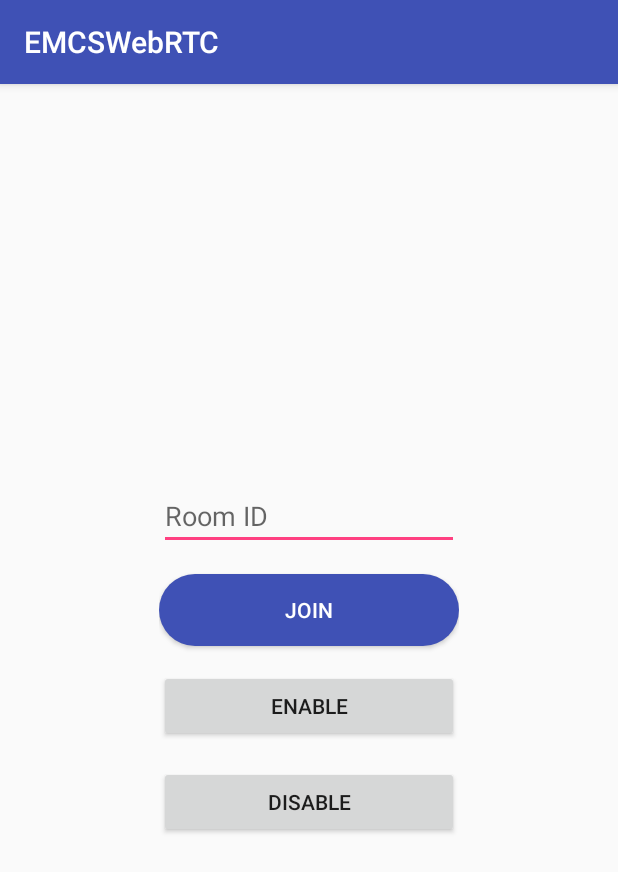
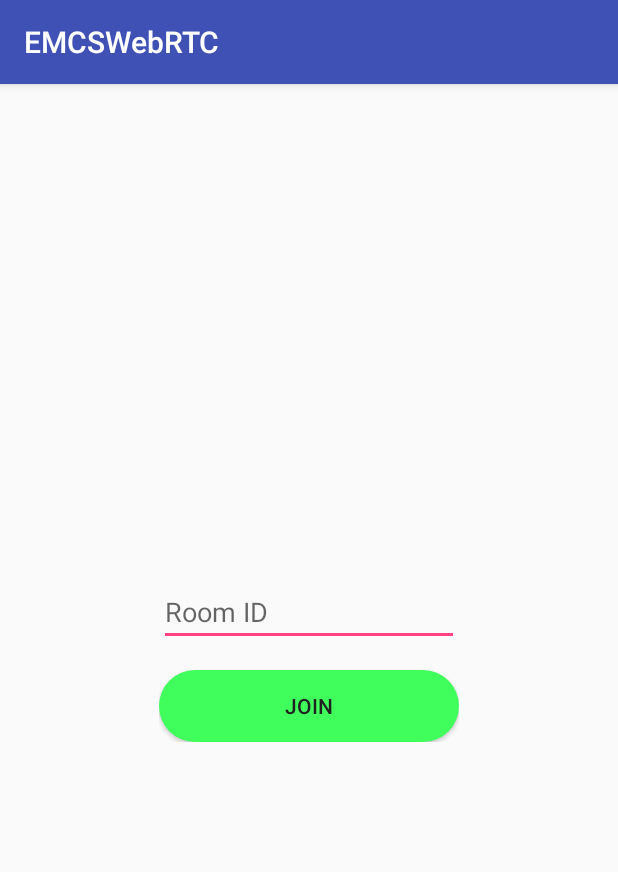
Before and after one commit to nakharin/EMCSWebRTC, an Android app: the screen it shows after launch (MainActivity), on a phone screen of 412 x 824 dp. Shown: the top 872 px of the screen. Run offline under Robolectric (Android 15) with nearby library versions, the phone set to English and light mode, and no system bars.

Commit message:
- Added ripple color

```diff
--- a/app/src/main/java/com/emcsthai/mobile/webrtc/MainActivity.java
+++ b/app/src/main/java/com/emcsthai/mobile/webrtc/MainActivity.java
@@ -23,9 +23,6 @@ public class MainActivity extends AppCompatActivity {
 
     private AppCompatButton btnJoin;
 
-    private AppCompatButton btnEnable;
-    private AppCompatButton btnDisable;
-
     private ProgressDialog progressDialog;
 
     @Override
@@ -36,8 +33,6 @@ public class MainActivity extends AppCompatActivity {
         initWidgets();
 
         btnJoin.setOnClickListener(onClickListener);
-        btnEnable.setOnClickListener(onClickListener);
-        btnDisable.setOnClickListener(onClickListener);
         edtRoomId.setOnEditorActionListener(onEditorActionListener);
     }
 
@@ -50,8 +45,6 @@ public class MainActivity extends AppCompatActivity {
         edtRoomId = findViewById(R.id.edtRoomId);
 
         btnJoin = findViewById(R.id.btnJoin);
-        btnEnable = findViewById(R.id.btnEnable);
-        btnDisable = findViewById(R.id.btnDisable);
 
         progressDialog = new ProgressDialog(MainActivity.this);
         progressDialog.setTitle("");
@@ -78,16 +71,6 @@ public class MainActivity extends AppCompatActivity {
         if (v == btnJoin) {
             checkJoinRoom();
         }
-
-        if (v == btnEnable) {
-            btnJoin.setEnabled(true);
-            btnJoin.setBackgroundDrawable(ContextCompat.getDrawable(this, R.drawable.btn_active_selector));
-        }
-
-        if (v == btnDisable) {
-            btnJoin.setEnabled(false);
-            btnJoin.setBackgroundDrawable(ContextCompat.getDrawable(this, R.drawable.btn_active_disable));
-        }
     };
 
     private TextView.OnEditorActionListener onEditorActionListener = (v, actionId, event) -> {
--- a/app/src/main/res/drawable-v21/btn_active_selector.xml
+++ /dev/null
@@ -1,10 +0,0 @@
-<?xml version="1.0" encoding="utf-8"?>
-<ripple
-    xmlns:android="http://schemas.android.com/apk/res/android"
-    android:color="@color/colorGreen">
-    <item
-        android:id="@android:id/mask"
-        android:drawable="@drawable/btn_active_pressed"/>
-
-    <item android:drawable="@drawable/btn_active_normal"/>
-</ripple>
--- /dev/null
+++ b/app/src/main/res/drawable-v21/btn_join_selector.xml
@@ -0,0 +1,29 @@
+<?xml version="1.0" encoding="utf-8"?>
+<ripple
+    xmlns:android="http://schemas.android.com/apk/res/android"
+    android:color="@color/cardview_shadow_start_color">
+
+    <item>
+
+        <selector>
+
+            <item
+                android:state_enabled="false"
+                android:state_pressed="false"
+                android:drawable="@drawable/btn_join_disable" />
+
+            <item android:state_enabled="true"
+                android:state_pressed="false"
+                android:drawable="@drawable/btn_join_normal" />
+
+            <item
+                android:id="@android:id/mask"
+                android:state_enabled="true"
+                android:state_pressed="true"
+                android:drawable="@drawable/btn_join_pressed" />
+
+        </selector>
+
+    </item>
+
+</ripple>
--- a/app/src/main/res/drawable/btn_active_normal.xml
+++ b/app/src/main/res/drawable/btn_join_normal.xml
@@ -4,5 +4,6 @@
 
     <corners android:radius="@dimen/my_button_corner" />
 
-    <solid android:color="@color/colorPrimary" />
+    <solid android:color="@color/colorGreen" />
+
 </shape>
--- a/app/src/main/res/drawable/btn_active_pressed.xml
+++ b/app/src/main/res/drawable/btn_join_pressed.xml
@@ -4,5 +4,6 @@
 
     <corners android:radius="@dimen/my_button_corner" />
 
-    <solid android:color="@color/colorPrimaryDark" />
+    <solid android:color="@color/colorGreenDark" />
+
 </shape>
--- a/app/src/main/res/drawable/btn_active_selector.xml
+++ b/app/src/main/res/drawable/btn_join_selector.xml
@@ -4,15 +4,15 @@
     <item
         android:state_enabled="false"
         android:state_pressed="false"
-        android:drawable="@drawable/btn_active_disable" />
+        android:drawable="@drawable/btn_join_disable" />
 
     <item android:state_enabled="true"
         android:state_pressed="false"
-        android:drawable="@drawable/btn_active_normal" />
+        android:drawable="@drawable/btn_join_normal" />
 
     <item
         android:state_enabled="true"
         android:state_pressed="true"
-        android:drawable="@drawable/btn_active_pressed" />
+        android:drawable="@drawable/btn_join_pressed" />
 
 </selector>
--- a/app/src/main/res/layout/activity_main.xml
+++ b/app/src/main/res/layout/activity_main.xml
@@ -36,28 +36,13 @@
 
                 <android.support.v7.widget.AppCompatButton
                     android:id="@+id/btnJoin"
-                    style="@style/MyButton.Active"
+                    style="@style/MyButton.Join"
                     android:layout_marginTop="16dp"
                     android:layout_width="match_parent"
                     android:layout_height="wrap_content"
+                    android:enabled="true"
                     android:layout_gravity="center"
                     android:text="Join" />
-
-                <android.support.v7.widget.AppCompatButton
-                    android:id="@+id/btnEnable"
-                    android:layout_marginTop="16dp"
-                    android:layout_width="match_parent"
-                    android:layout_height="wrap_content"
-                    android:layout_gravity="center"
-                    android:text="Enable" />
-
-                <android.support.v7.widget.AppCompatButton
-                    android:id="@+id/btnDisable"
-                    android:layout_marginTop="16dp"
-                    android:layout_width="match_parent"
-                    android:layout_height="wrap_content"
-                    android:layout_gravity="center"
-                    android:text="Disable" />
 
             </LinearLayout>
 
--- a/app/src/main/res/layout/activity_video_call_half_screen.xml
+++ b/app/src/main/res/layout/activity_video_call_half_screen.xml
@@ -75,7 +75,7 @@
 
             <ImageView
                 android:id="@+id/imgHangUp"
-                style="@style/RippleBackground"
+                style="@style/MyRippleSelectableItem.Background.Borderless"
                 android:layout_width="wrap_content"
                 android:layout_height="wrap_content"
                 android:src="@mipmap/ic_hang_up" />
@@ -86,7 +86,7 @@
 
             <ImageView
                 android:id="@+id/imgSwitchCamera"
-                style="@style/RippleBackground"
+                style="@style/MyRippleSelectableItem.Background.Borderless"
                 android:layout_width="wrap_content"
                 android:layout_height="wrap_content"
                 android:src="@mipmap/ic_switch_camera" />
@@ -97,7 +97,7 @@
 
             <ImageView
                 android:id="@+id/imgMute"
-                style="@style/RippleBackground"
+                style="@style/MyRippleSelectableItem.Background.Borderless"
                 android:layout_width="wrap_content"
                 android:layout_height="wrap_content"
                 android:src="@mipmap/ic_mic_on" />
--- a/app/src/main/res/layout/activity_video_call_local_screen.xml
+++ b/app/src/main/res/layout/activity_video_call_local_screen.xml
@@ -77,7 +77,7 @@
 
             <ImageView
                 android:id="@+id/imgHangUp"
-                style="@style/RippleBackground"
+                style="@style/MyRippleSelectableItem.Background.Borderless"
                 android:layout_width="wrap_content"
                 android:layout_height="wrap_content"
                 android:src="@mipmap/ic_hang_up" />
@@ -88,7 +88,7 @@
 
             <ImageView
                 android:id="@+id/imgSwitchCamera"
-                style="@style/RippleBackground"
+                style="@style/MyRippleSelectableItem.Background.Borderless"
                 android:layout_width="wrap_content"
                 android:layout_height="wrap_content"
                 android:src="@mipmap/ic_switch_camera" />
@@ -99,7 +99,7 @@
 
             <ImageView
                 android:id="@+id/imgMute"
-                style="@style/RippleBackground"
+                style="@style/MyRippleSelectableItem.Background.Borderless"
                 android:layout_width="wrap_content"
                 android:layout_height="wrap_content"
                 android:src="@mipmap/ic_mic_on" />
--- a/app/src/main/res/layout/activity_video_call_remote_screen.xml
+++ b/app/src/main/res/layout/activity_video_call_remote_screen.xml
@@ -77,7 +77,7 @@
 
             <ImageView
                 android:id="@+id/imgHangUp"
-                style="@style/RippleBackground"
+                style="@style/MyRippleSelectableItem.Background.Borderless"
                 android:layout_width="wrap_content"
                 android:layout_height="wrap_content"
                 android:src="@mipmap/ic_hang_up" />
@@ -88,7 +88,7 @@
 
             <ImageView
                 android:id="@+id/imgSwitchCamera"
-                style="@style/RippleBackground"
+                style="@style/MyRippleSelectableItem.Background.Borderless"
                 android:layout_width="wrap_content"
                 android:layout_height="wrap_content"
                 android:src="@mipmap/ic_switch_camera" />
@@ -99,7 +99,7 @@
 
             <ImageView
                 android:id="@+id/imgMute"
-                style="@style/RippleBackground"
+                style="@style/MyRippleSelectableItem.Background.Borderless"
                 android:layout_width="wrap_content"
                 android:layout_height="wrap_content"
                 android:src="@mipmap/ic_mic_on" />
--- a/app/src/main/res/values/colors.xml
+++ b/app/src/main/res/values/colors.xml
@@ -3,11 +3,21 @@
     <color name="colorPrimary">#3F51B5</color>
     <color name="colorPrimaryDark">#303F9F</color>
     <color name="colorAccent">#FF4081</color>
+
     <color name="colorWhite">#FFFFFF</color>
     <color name="colorGreen">#40FF5D</color>
+    <color name="colorGreenDark">#388E3C</color>
+    <color name="colorRed">#F44336</color>
     <color name="colorGray">#808080</color>
-
     <color name="colorBlack">#55000000</color>
     <color name="colorOverlayBlack">#42000000</color> <!--26% black-->
     <color name="colorOverlayBlackLight">#8A000000</color> <!--54% black-->
+
+    <color name="colorTextHeader">#212121</color>
+    <color name="colorTextHeader2">#212121</color>
+    <color name="colorTextTitle">#212121</color>
+    <color name="colorTextBody">#757575</color>
+    <color name="colorTextBody2">#212121</color>
+
+    <color name="colorRipple">#509EF7</color>
 </resources>
--- a/app/src/main/res/values/styles.xml
+++ b/app/src/main/res/values/styles.xml
@@ -9,17 +9,13 @@
         <item name="cardViewStyle">@style/CardView</item>
     </style>
 
-    <style name="RippleBackground">
-        <item name="android:focusable">true</item>
-        <item name="android:clickable">true</item>
-        <item name="android:background">?android:attr/selectableItemBackgroundBorderless</item>
-    </style>
-
     <style name="FullScreenDialogStyle" parent="AppTheme">
         <item name="android:windowNoTitle">true</item>
         <item name="android:windowFullscreen">true</item>
         <item name="android:windowIsFloating">false</item>
     </style>
+
+    <!-- Button -->
 
     <style name="MyButton">
         <item name="android:stateListAnimator">@null</item>
@@ -27,9 +23,26 @@
         <item name="android:textSize">14sp</item>
     </style>
 
-    <style name="MyButton.Active">
-        <item name="android:background">@drawable/btn_active_selector</item>
-        <item name="android:textColor">@color/colorWhite</item>
+    <style name="MyButton.Join">
+        <item name="android:background">@drawable/btn_join_selector</item>
+        <item name="android:textColor">@color/colorTextTitle</item>
+    </style>
+
+    <!-- Ripple Background -->
+
+    <style name="MyRippleSelectableItem">
+        <item name="android:focusable">true</item>
+        <item name="android:clickable">true</item>
+        <item name="colorControlHighlight">@color/colorRipple</item>
+    </style>
+
+    <style name="MyRippleSelectableItem.Background">
+        <item name="android:theme">@style/MyRippleSelectableItem</item>
+        <item name="android:background">?android:attr/selectableItemBackground</item>
+    </style>
+
+    <style name="MyRippleSelectableItem.Background.Borderless">
+        <item name="android:background">?android:attr/selectableItemBackgroundBorderless</item>
     </style>
 
 </resources>
```
Also changed, not shown: app/src/main/res/drawable/btn_join_disable.xml (renamed from app/src/main/res/drawable/btn_active_disable.xml).
